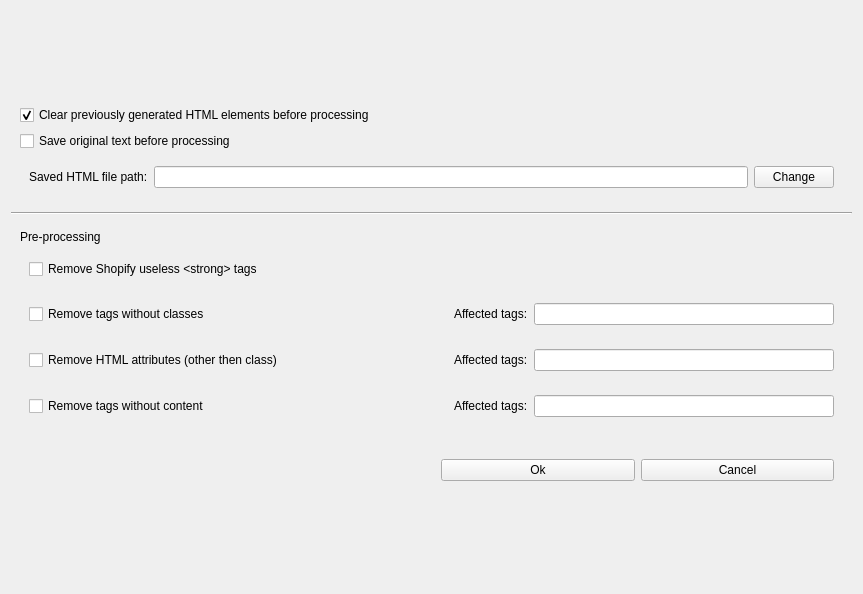
This is src/settings.ui in salaheddinek/html-auto-2columns as Qt 5 draws it before an edit. The edited form follows.
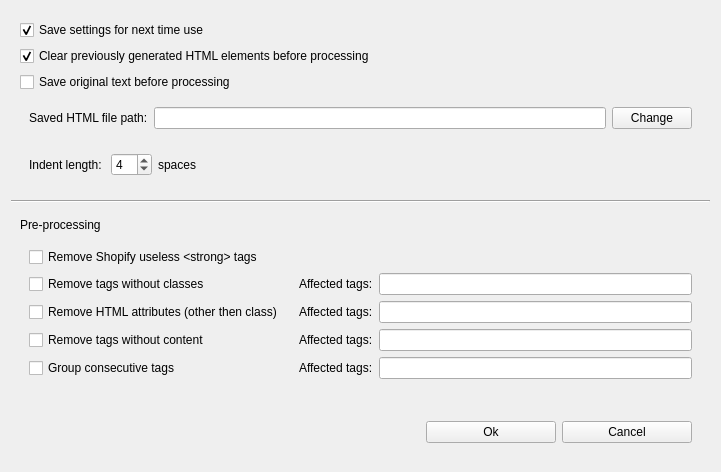
This is the edited form.

Commit message: new version using beautifulsoup for cleaning html

```diff
--- a/src/settings.ui
+++ b/src/settings.ui
@@ -6,8 +6,8 @@
    <rect>
     <x>0</x>
     <y>0</y>
-    <width>863</width>
-    <height>594</height>
+    <width>721</width>
+    <height>466</height>
    </rect>
   </property>
   <property name="windowTitle">
@@ -30,6 +30,19 @@
    <item>
     <widget class="QWidget" name="widget_2" native="true">
      <layout class="QVBoxLayout" name="verticalLayout">
+      <item>
+       <widget class="QCheckBox" name="cbox_save_stg">
+        <property name="text">
+         <string>Save settings for next time use</string>
+        </property>
+        <property name="checked">
+         <bool>true</bool>
+        </property>
+        <property name="tristate">
+         <bool>false</bool>
+        </property>
+       </widget>
+      </item>
       <item>
        <widget class="QCheckBox" name="cbox_clear_elements">
         <property name="text">
@@ -70,6 +83,52 @@
         </layout>
        </widget>
       </item>
+      <item>
+       <widget class="QWidget" name="widget_9" native="true">
+        <layout class="QHBoxLayout" name="horizontalLayout_7">
+         <item>
+          <widget class="QLabel" name="label_6">
+           <property name="text">
+            <string>Indent length: </string>
+           </property>
+          </widget>
+         </item>
+         <item>
+          <widget class="QSpinBox" name="sbox_indent_length">
+           <property name="minimum">
+            <number>0</number>
+           </property>
+           <property name="maximum">
+            <number>12</number>
+           </property>
+           <property name="value">
+            <number>4</number>
+           </property>
+          </widget>
+         </item>
+         <item>
+          <widget class="QLabel" name="label_7">
+           <property name="text">
+            <string>spaces</string>
+           </property>
+          </widget>
+         </item>
+         <item>
+          <spacer name="horizontalSpacer_5">
+           <property name="orientation">
+            <enum>Qt::Horizontal</enum>
+           </property>
+           <property name="sizeHint" stdset="0">
+            <size>
+             <width>40</width>
+             <height>20</height>
+            </size>
+           </property>
+          </spacer>
+         </item>
+        </layout>
+       </widget>
+      </item>
      </layout>
     </widget>
    </item>
@@ -91,104 +150,60 @@
        </widget>
       </item>
       <item>
-       <widget class="QWidget" name="widget_6" native="true">
-        <layout class="QHBoxLayout" name="horizontalLayout_4">
-         <item>
+       <widget class="QWidget" name="widget_10" native="true">
+        <layout class="QGridLayout" name="gridLayout_2">
+         <item row="2" column="1">
+          <widget class="QLabel" name="label_4">
+           <property name="text">
+            <string>Affected tags:</string>
+           </property>
+          </widget>
+         </item>
+         <item row="1" column="2">
+          <widget class="QLineEdit" name="ledit_r_class_tags">
+           <property name="sizePolicy">
+            <sizepolicy hsizetype="Expanding" vsizetype="Preferred">
+             <horstretch>0</horstretch>
+             <verstretch>0</verstretch>
+            </sizepolicy>
+           </property>
+           <property name="minimumSize">
+            <size>
+             <width>300</width>
+             <height>0</height>
+            </size>
+           </property>
+          </widget>
+         </item>
+         <item row="2" column="0">
+          <widget class="QCheckBox" name="cbox_remove_attributes">
+           <property name="text">
+            <string>Remove HTML attributes (other then class)</string>
+           </property>
+          </widget>
+         </item>
+         <item row="0" column="0">
           <widget class="QCheckBox" name="cbox_clear_shopify_tags">
            <property name="text">
             <string>Remove Shopify useless &lt;strong&gt; tags</string>
            </property>
           </widget>
          </item>
-        </layout>
-       </widget>
-      </item>
-      <item>
-       <widget class="QWidget" name="widget_5" native="true">
-        <layout class="QHBoxLayout" name="horizontalLayout_3">
-         <item>
+         <item row="1" column="1">
+          <widget class="QLabel" name="label_3">
+           <property name="text">
+            <string>Affected tags:</string>
+           </property>
+          </widget>
+         </item>
+         <item row="1" column="0">
           <widget class="QCheckBox" name="cbox_unwrap_without_class">
            <property name="text">
             <string>Remove tags without classes                         </string>
            </property>
           </widget>
          </item>
-         <item>
-          <spacer name="horizontalSpacer_2">
-           <property name="orientation">
-            <enum>Qt::Horizontal</enum>
-           </property>
-           <property name="sizeType">
-            <enum>QSizePolicy::Expanding</enum>
-           </property>
-           <property name="sizeHint" stdset="0">
-            <size>
-             <width>40</width>
-             <height>20</height>
-            </size>
-           </property>
-          </spacer>
-         </item>
-         <item>
-          <widget class="QLabel" name="label_3">
-           <property name="text">
-            <string>Affected tags:</string>
-           </property>
-          </widget>
-         </item>
-         <item>
-          <widget class="QLineEdit" name="ledit_r_class_tags">
-           <property name="sizePolicy">
-            <sizepolicy hsizetype="Expanding" vsizetype="Preferred">
-             <horstretch>0</horstretch>
-             <verstretch>0</verstretch>
-            </sizepolicy>
-           </property>
-           <property name="minimumSize">
-            <size>
-             <width>300</width>
-             <height>0</height>
-            </size>
-           </property>
-          </widget>
-         </item>
-        </layout>
-       </widget>
-      </item>
-      <item>
-       <widget class="QWidget" name="widget_7" native="true">
-        <layout class="QHBoxLayout" name="horizontalLayout_5">
-         <item>
-          <widget class="QCheckBox" name="cbox_remove_attributes">
-           <property name="text">
-            <string>Remove HTML attributes (other then class)</string>
-           </property>
-          </widget>
-         </item>
-         <item>
-          <spacer name="horizontalSpacer_3">
-           <property name="orientation">
-            <enum>Qt::Horizontal</enum>
-           </property>
-           <property name="sizeType">
-            <enum>QSizePolicy::Expanding</enum>
-           </property>
-           <property name="sizeHint" stdset="0">
-            <size>
-             <width>40</width>
-             <height>20</height>
-            </size>
-           </property>
-          </spacer>
-         </item>
-         <item>
-          <widget class="QLabel" name="label_4">
-           <property name="text">
-            <string>Affected tags:</string>
-           </property>
-          </widget>
-         </item>
-         <item>
+         <item row="2" column="2">
           <widget class="QLineEdit" name="ledit_r_attributes_tags">
            <property name="sizePolicy">
             <sizepolicy hsizetype="Expanding" vsizetype="Preferred">
@@ -204,58 +219,53 @@
            </property>
           </widget>
          </item>
-        </layout>
-       </widget>
-      </item>
-      <item>
-       <widget class="QWidget" name="widget_8" native="true">
-        <layout class="QHBoxLayout" name="horizontalLayout_6">
-         <item>
+         <item row="3" column="2">
+          <widget class="QLineEdit" name="ledit_no_content_tags">
+           <property name="sizePolicy">
+            <sizepolicy hsizetype="Expanding" vsizetype="Preferred">
+             <horstretch>0</horstretch>
+             <verstretch>0</verstretch>
+            </sizepolicy>
+           </property>
+           <property name="minimumSize">
+            <size>
+             <width>300</width>
+             <height>0</height>
+            </size>
+           </property>
+          </widget>
+         </item>
+         <item row="3" column="0">
           <widget class="QCheckBox" name="cbox_unwrap_no_content">
            <property name="text">
             <string>Remove tags without content                        </string>
            </property>
           </widget>
          </item>
-         <item>
-          <spacer name="horizontalSpacer_4">
-           <property name="orientation">
-            <enum>Qt::Horizontal</enum>
-           </property>
-           <property name="sizeType">
-            <enum>QSizePolicy::Expanding</enum>
-           </property>
-           <property name="sizeHint" stdset="0">
-            <size>
-             <width>40</width>
-             <height>20</height>
-            </size>
-           </property>
-          </spacer>
-         </item>
-         <item>
+         <item row="3" column="1">
           <widget class="QLabel" name="label_5">
            <property name="text">
             <string>Affected tags:</string>
            </property>
           </widget>
          </item>
-         <item>
-          <widget class="QLineEdit" name="ledit_no_content_tags">
-           <property name="sizePolicy">
-            <sizepolicy hsizetype="Expanding" vsizetype="Preferred">
-             <horstretch>0</horstretch>
-             <verstretch>0</verstretch>
-            </sizepolicy>
+         <item row="4" column="0">
+          <widget class="QCheckBox" name="cbox_group_consecutive">
+           <property name="text">
+            <string>Group consecutive tags</string>
            </property>
-           <property name="minimumSize">
-            <size>
-             <width>300</width>
-             <height>0</height>
-            </size>
+          </widget>
+         </item>
+         <item row="4" column="1">
+          <widget class="QLabel" name="label_8">
+           <property name="text">
+            <string>Affected tags:</string>
            </property>
           </widget>
          </item>
+         <item row="4" column="2">
+          <widget class="QLineEdit" name="ledit_group_consecutive"/>
+         </item>
         </layout>
        </widget>
       </item>
```
Left out of the diff: 39 changed lines with no effect on the pictures. The commit also changes 16 other files.
